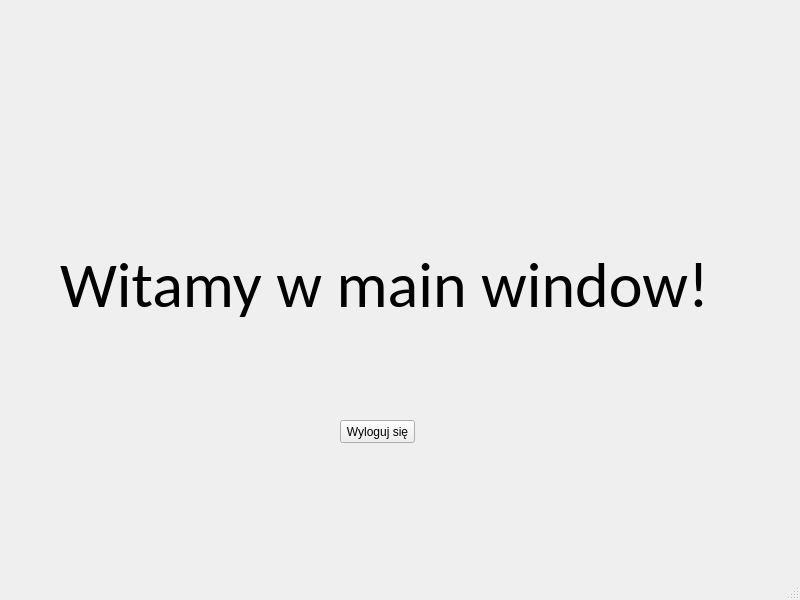
chixPL/excalibur, file ui/main.ui: the form before one commit.
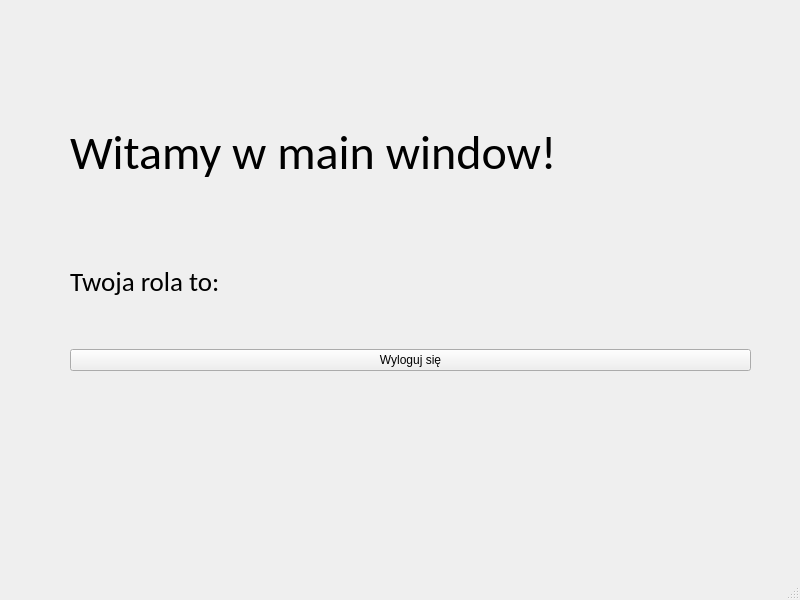
The form after the commit.

```diff
--- a/ui/main.ui
+++ b/ui/main.ui
@@ -14,38 +14,51 @@
    <string>Dziennik</string>
   </property>
   <widget class="QWidget" name="centralwidget">
+   <widget class="QWidget" name="layoutWidget">
+    <property name="geometry">
+     <rect>
+      <x>70</x>
+      <y>90</y>
+      <width>681</width>
+      <height>281</height>
+     </rect>
+    </property>
+    <layout class="QVBoxLayout" name="verticalLayout">
+     <item>
    <widget class="QLabel" name="label">
-    <property name="geometry">
-     <rect>
-      <x>60</x>
-      <y>170</y>
-      <width>671</width>
-      <height>231</height>
-     </rect>
-    </property>
     <property name="font">
      <font>
       <family>Calibri</family>
-      <pointsize>48</pointsize>
+         <pointsize>36</pointsize>
      </font>
     </property>
     <property name="text">
      <string>Witamy w main window!</string>
     </property>
    </widget>
+     </item>
+     <item>
+      <widget class="QLabel" name="label_2">
+       <property name="font">
+        <font>
+         <family>Calibri</family>
+         <pointsize>20</pointsize>
+        </font>
+       </property>
+       <property name="text">
+        <string>Twoja rola to:</string>
+       </property>
+      </widget>
+     </item>
+     <item>
    <widget class="QPushButton" name="pushButton">
-    <property name="geometry">
-     <rect>
-      <x>340</x>
-      <y>420</y>
-      <width>75</width>
-      <height>23</height>
-     </rect>
-    </property>
     <property name="text">
      <string>Wyloguj się</string>
     </property>
    </widget>
+     </item>
+    </layout>
+   </widget>
   </widget>
   <widget class="QMenuBar" name="menubar">
    <property name="geometry">
```
Left out of the diff: 2 changed lines with no effect on the pictures. Lines whose indentation alone changed are shown as unchanged.
